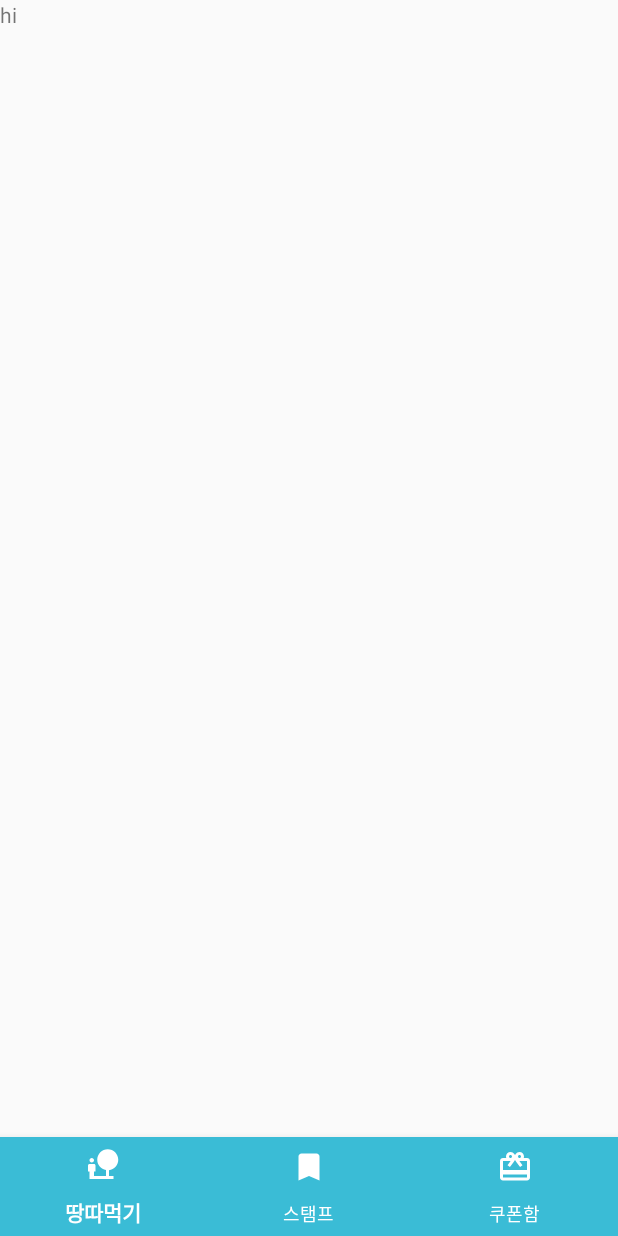
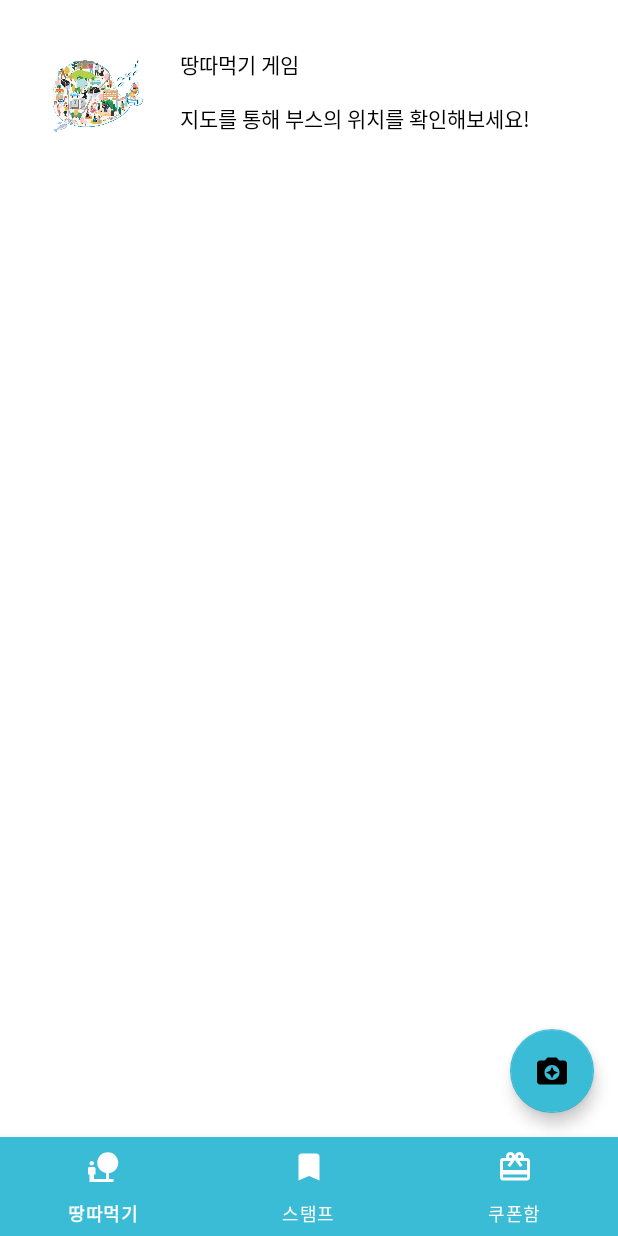
Before and after one commit to getballaena/Android, an Android app: the MapFragment screen opened through its navigation route, on a phone screen of 412 x 824 dp. Run offline under Robolectric (Android 15) with nearby library versions, the phone set to English and light mode, and no system bars; our stand-ins replace navigation-ui; libraries missing offline, so code that uses them is left out: com.google.zxing.integration; 1 statement that could not run was skipped.

Commit message:
[ADD] 땅따먹기 UI 생성

```diff
--- a/app/build.gradle
+++ b/app/build.gradle
@@ -38,6 +38,7 @@ dependencies {
     implementation 'com.android.support:support-v4:28.0.0'
     implementation 'com.android.support.constraint:constraint-layout:1.1.3'
     implementation 'com.android.support:cardview-v7:28.0.0'
+    implementation 'com.google.android.material:material:1.0.0'
     testImplementation 'junit:junit:4.12'
     androidTestImplementation 'com.android.support.test:runner:1.0.2'
     androidTestImplementation 'com.android.support.test.espresso:espresso-core:3.0.2'
@@ -56,4 +57,6 @@ dependencies {
     implementation 'android.arch.navigation:navigation-fragment:1.0.0'
     implementation 'android.arch.navigation:navigation-fragment-ktx:1.0.0'
     implementation 'android.arch.navigation:navigation-ui-ktx:1.0.0'
+    implementation 'com.journeyapps:zxing-android-embedded:3.5.0'
+
 }
--- /dev/null
+++ b/app/src/main/res/drawable/ic_camera_enhance.xml
@@ -0,0 +1,5 @@
+<vector android:height="24dp" android:tint="#FFFFFF"
+    android:viewportHeight="24.0" android:viewportWidth="24.0"
+    android:width="24dp" xmlns:android="http://schemas.android.com/apk/res/android">
+    <path android:fillColor="#FF000000" android:pathData="M9,3L7.17,5L4,5c-1.1,0 -2,0.9 -2,2v12c0,1.1 0.9,2 2,2h16c1.1,0 2,-0.9 2,-2L22,7c0,-1.1 -0.9,-2 -2,-2h-3.17L15,3L9,3zM12,18c-2.76,0 -5,-2.24 -5,-5s2.24,-5 5,-5 5,2.24 5,5 -2.24,5 -5,5zM12,17l1.25,-2.75L16,13l-2.75,-1.25L12,9l-1.25,2.75L8,13l2.75,1.25z"/>
+</vector>
--- a/app/src/main/res/layout/fragment_map.xml
+++ b/app/src/main/res/layout/fragment_map.xml
@@ -1,14 +1,55 @@
 <?xml version="1.0" encoding="utf-8"?>
-<FrameLayout
+<android.support.constraint.ConstraintLayout
         xmlns:android="http://schemas.android.com/apk/res/android"
+        xmlns:app="http://schemas.android.com/apk/res-auto"
         xmlns:tools="http://schemas.android.com/tools"
         android:layout_width="match_parent"
         android:layout_height="match_parent"
         tools:context=".ui.main.map.MapFragment">
 
+    <ImageView
+            android:id="@+id/map_img"
+            android:layout_width="64dp"
+            android:layout_height="64dp"
+            android:src="@drawable/ic_gorae"
+            android:layout_marginTop="32dp"
+            app:layout_constraintTop_toTopOf="parent"
+            app:layout_constraintStart_toStartOf="parent"
+            android:layout_marginStart="32dp"/>
+
     <TextView
-            android:layout_width="match_parent"
-            android:layout_height="match_parent"
-            android:text="hi"/>
+            android:id="@+id/map_tv_title"
+            android:layout_width="wrap_content"
+            android:layout_height="wrap_content"
+            android:textColor="#000000"
+            android:lineSpacingExtra="2sp"
+            android:gravity="center_horizontal"
+            android:text="땅따먹기 게임"
+            app:layout_constraintStart_toEndOf="@+id/map_img"
+            android:layout_marginStart="24dp"
+            app:layout_constraintTop_toTopOf="@+id/map_img"/>
 
-</FrameLayout>
+    <TextView
+            android:id="@+id/map_tv_description"
+            android:layout_width="wrap_content"
+            android:layout_height="wrap_content"
+            android:textColor="#000000"
+            android:lineSpacingExtra="1.5sp"
+            android:text="지도를 통해 부스의 위치를 확인해보세요!"
+            app:layout_constraintBottom_toBottomOf="@+id/map_img"
+            android:layout_marginTop="8dp"
+            app:layout_constraintTop_toBottomOf="@+id/map_tv_title"
+            app:layout_constraintStart_toEndOf="@+id/map_img"
+            android:layout_marginStart="24dp"/>
+
+    <android.support.design.widget.FloatingActionButton
+            android:id="@+id/map_fab"
+            android:layout_width="wrap_content"
+            android:layout_height="wrap_content"
+            app:backgroundTint="#3abcd6"
+            android:layout_margin="16dp"
+            android:src="@drawable/ic_camera_enhance"
+            app:layout_constraintBottom_toBottomOf="parent"
+            app:layout_constraintEnd_toEndOf="parent"/>
+
+</android.support.constraint.ConstraintLayout>
--- a/app/src/main/res/values/styles.xml
+++ b/app/src/main/res/values/styles.xml
@@ -1,16 +1,12 @@
 <resources>
 
     <!-- Base application theme. -->
-    <style name="AppTheme" parent="Theme.AppCompat.Light.NoActionBar">
+    <style name="AppTheme" parent="Theme.MaterialComponents.Light.NoActionBar">
         <!-- Customize your theme here. -->
         <item name="colorPrimary">@color/colorPrimary</item>
         <item name="colorPrimaryDark">@color/colorPrimaryDark</item>
         <item name="colorAccent">@color/colorAccent</item>
     </style>
 
-    <style name="BlueButton" parent="Widget.AppCompat.Button.Colored">
-        <item name="colorButtonNormal">#3abcd6</item>
-        <item name="android:textColor">#fff</item>
-    </style>
 
 </resources>
```
Also changed, not shown: app/src/main/java/com/papered/gorae/ui/MainActivity.kt (+8 -0 lines), app/src/main/java/com/papered/gorae/ui/main/map/MapFragment.kt (+30 -1 lines), app/src/main/java/com/papered/gorae/ui/main/map/QuizFragment.kt (added, +23 -0 lines), app/src/main/java/com/papered/gorae/ui/main/map/ResultFragment.kt (added, +23 -0 lines), app/src/main/java/com/papered/gorae/ui/main/map/VerifyFragment.kt (added, +24 -0 lines), app/src/main/res/layout/fragment_quiz.xml (added, +138 -0 lines), app/src/main/res/layout/fragment_result.xml (added, +80 -0 lines), app/src/main/res/layout/fragment_verify.xml (added, +68 -0 lines).
